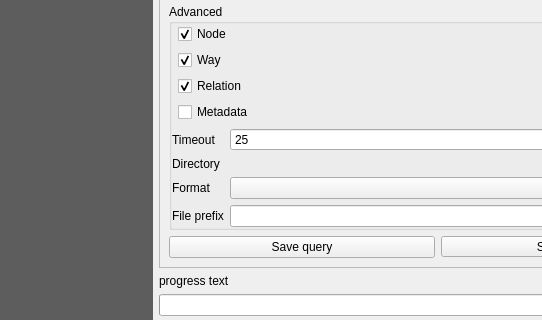
3liz/QuickOSM, file QuickOSM/resources/ui/main_window.ui: the form before one commit; both pictures show x 0 to 542 and y 529 to 849 of the 990 by 849 pixel window.
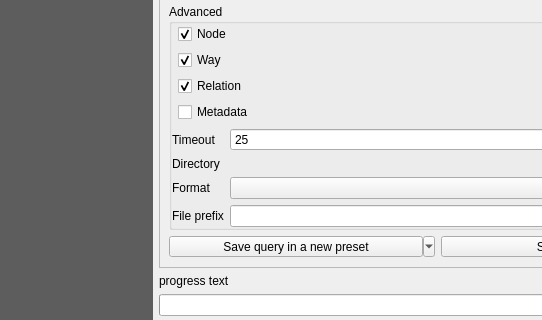
The form after the commit. Custom widgets are drawn as their Qt base class.

Commit message: Adjustments and improvements. TownFacilities preset.

Patch:
```diff
--- a/QuickOSM/resources/ui/main_window.ui
+++ b/QuickOSM/resources/ui/main_window.ui
@@ -1059,7 +1059,7 @@
              <item>
               <layout class="QHBoxLayout" name="horizontalLayout">
                <item>
-                <widget class="QPushButton" name="save_query">
+                <widget class="QToolButton" name="button_save_query">
                  <property name="sizePolicy">
                   <sizepolicy hsizetype="Expanding" vsizetype="Fixed">
                    <horstretch>0</horstretch>
@@ -1067,7 +1067,13 @@
                   </sizepolicy>
                  </property>
                  <property name="text">
-                  <string>Save query</string>
+                  <string>Save query in a new preset</string>
+                 </property>
+                 <property name="popupMode">
+                  <enum>QToolButton::MenuButtonPopup</enum>
+                 </property>
+                 <property name="toolButtonStyle">
+                  <enum>Qt::ToolButtonTextOnly</enum>
                  </property>
                 </widget>
                </item>
```
Left out of the diff: 17 changed lines with no effect on the pictures. The commit also changes 13 other files.
